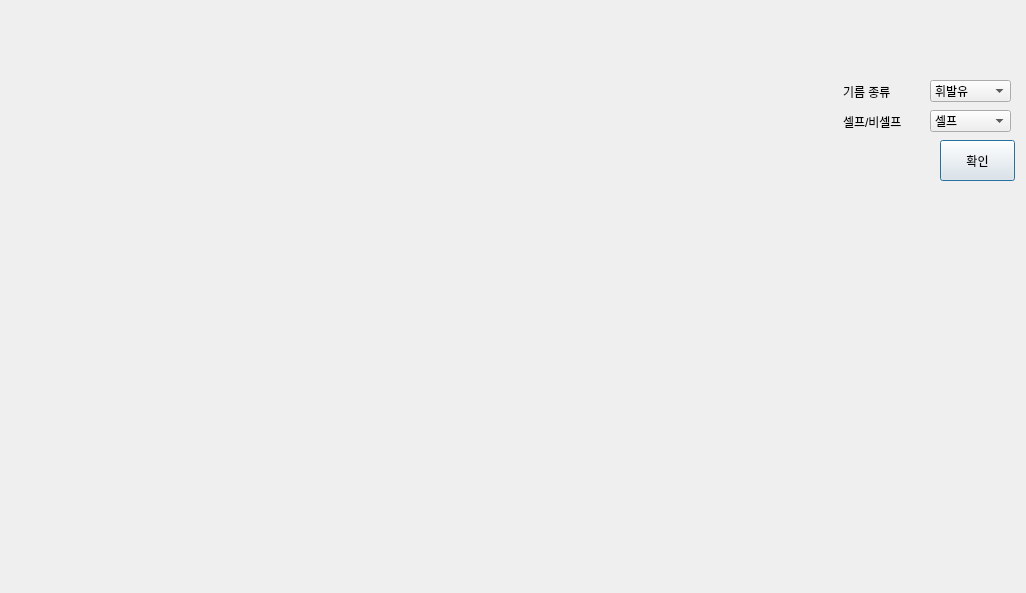
wbsim12/oilProject, file ui/oil_stat.ui: the form before one commit.
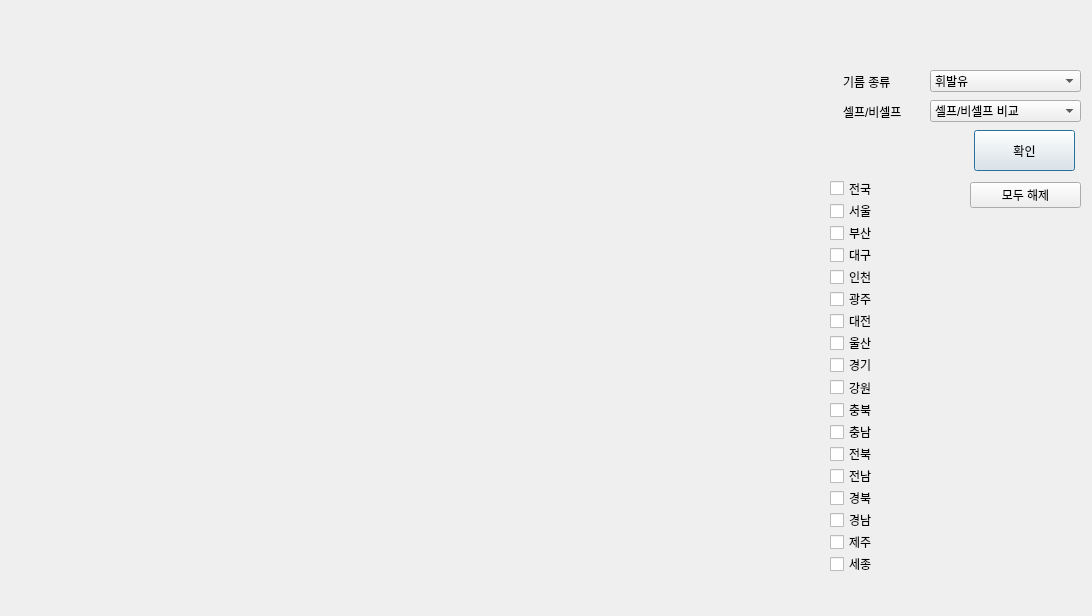
The form after the commit.

Diff of the .ui file:
```diff
--- a/ui/oil_stat.ui
+++ b/ui/oil_stat.ui
@@ -6,8 +6,8 @@
    <rect>
     <x>0</x>
     <y>0</y>
-    <width>1026</width>
-    <height>593</height>
+    <width>1092</width>
+    <height>616</height>
    </rect>
   </property>
   <property name="windowTitle">
@@ -19,7 +19,7 @@
      <x>10</x>
      <y>70</y>
      <width>811</width>
-     <height>511</height>
+     <height>531</height>
     </rect>
    </property>
    <layout class="QVBoxLayout" name="Graph"/>
@@ -28,8 +28,8 @@
    <property name="geometry">
     <rect>
      <x>930</x>
-     <y>80</y>
-     <width>81</width>
+     <y>70</y>
+     <width>151</width>
      <height>22</height>
     </rect>
    </property>
@@ -48,7 +48,7 @@
    <property name="geometry">
     <rect>
      <x>843</x>
-     <y>82</y>
+     <y>72</y>
      <width>71</width>
      <height>20</height>
     </rect>
@@ -61,7 +61,7 @@
    <property name="geometry">
     <rect>
      <x>843</x>
-     <y>112</y>
+     <y>102</y>
      <width>71</width>
      <height>20</height>
     </rect>
@@ -74,11 +74,16 @@
    <property name="geometry">
     <rect>
      <x>930</x>
-     <y>110</y>
-     <width>81</width>
+     <y>100</y>
+     <width>151</width>
      <height>22</height>
     </rect>
    </property>
+   <item>
+    <property name="text">
+     <string>셀프/비셀프 비교</string>
+    </property>
+   </item>
    <item>
     <property name="text">
      <string>셀프</string>
@@ -93,9 +98,9 @@
   <widget class="QPushButton" name="pushButton">
    <property name="geometry">
     <rect>
-     <x>940</x>
-     <y>140</y>
-     <width>75</width>
+     <x>974</x>
+     <y>130</y>
+     <width>101</width>
      <height>41</height>
     </rect>
    </property>
@@ -103,13 +108,170 @@
     <string>확인</string>
    </property>
   </widget>
-  <widget class="QLabel" name="explanation">
+  <widget class="QWidget" name="verticalLayoutWidget_2">
    <property name="geometry">
     <rect>
      <x>830</x>
-     <y>200</y>
-     <width>181</width>
-     <height>381</height>
+     <y>180</y>
+     <width>131</width>
+     <height>392</height>
+    </rect>
+   </property>
+   <layout class="QVBoxLayout" name="verticalLayout">
+    <item>
+     <widget class="QCheckBox" name="checkBox_1">
+      <property name="text">
+       <string>전국</string>
+      </property>
+     </widget>
+    </item>
+    <item>
+     <widget class="QCheckBox" name="checkBox_2">
+      <property name="text">
+       <string>서울</string>
+      </property>
+     </widget>
+    </item>
+    <item>
+     <widget class="QCheckBox" name="checkBox_3">
+      <property name="text">
+       <string>부산</string>
+      </property>
+     </widget>
+    </item>
+    <item>
+     <widget class="QCheckBox" name="checkBox_4">
+      <property name="text">
+       <string>대구</string>
+      </property>
+     </widget>
+    </item>
+    <item>
+     <widget class="QCheckBox" name="checkBox_5">
+      <property name="text">
+       <string>인천</string>
+      </property>
+     </widget>
+    </item>
+    <item>
+     <widget class="QCheckBox" name="checkBox_6">
+      <property name="text">
+       <string>광주</string>
+      </property>
+     </widget>
+    </item>
+    <item>
+     <widget class="QCheckBox" name="checkBox_7">
+      <property name="text">
+       <string>대전</string>
+      </property>
+     </widget>
+    </item>
+    <item>
+     <widget class="QCheckBox" name="checkBox_8">
+      <property name="text">
+       <string>울산</string>
+      </property>
+     </widget>
+    </item>
+    <item>
+     <widget class="QCheckBox" name="checkBox_9">
+      <property name="text">
+       <string>경기</string>
+      </property>
+     </widget>
+    </item>
+    <item>
+     <widget class="QCheckBox" name="checkBox_10">
+      <property name="text">
+       <string>강원</string>
+      </property>
+     </widget>
+    </item>
+    <item>
+     <widget class="QCheckBox" name="checkBox_11">
+      <property name="text">
+       <string>충북</string>
+      </property>
+     </widget>
+    </item>
+    <item>
+     <widget class="QCheckBox" name="checkBox_12">
+      <property name="text">
+       <string>충남</string>
+      </property>
+     </widget>
+    </item>
+    <item>
+     <widget class="QCheckBox" name="checkBox_13">
+      <property name="text">
+       <string>전북</string>
+      </property>
+     </widget>
+    </item>
+    <item>
+     <widget class="QCheckBox" name="checkBox_14">
+      <property name="text">
+       <string>전남</string>
+      </property>
+     </widget>
+    </item>
+    <item>
+     <widget class="QCheckBox" name="checkBox_15">
+      <property name="text">
+       <string>경북</string>
+      </property>
+     </widget>
+    </item>
+    <item>
+     <widget class="QCheckBox" name="checkBox_16">
+      <property name="text">
+       <string>경남</string>
+      </property>
+     </widget>
+    </item>
+    <item>
+     <widget class="QCheckBox" name="checkBox_17">
+      <property name="text">
+       <string>제주</string>
+      </property>
+     </widget>
+    </item>
+    <item>
+     <widget class="QCheckBox" name="checkBox_18">
+      <property name="text">
+       <string>세종</string>
+      </property>
+     </widget>
+    </item>
+   </layout>
+  </widget>
+  <widget class="QWidget" name="verticalLayoutWidget_3">
+   <property name="geometry">
+    <rect>
+     <x>970</x>
+     <y>180</y>
+     <width>111</width>
+     <height>31</height>
+    </rect>
+   </property>
+   <layout class="QVBoxLayout" name="verticalLayout_2">
+    <item>
+     <widget class="QPushButton" name="unselect_all">
+      <property name="text">
+       <string>모두 해제</string>
+      </property>
+     </widget>
+    </item>
+   </layout>
+  </widget>
+  <widget class="QLabel" name="explanation">
+   <property name="geometry">
+    <rect>
+     <x>840</x>
+     <y>40</y>
+     <width>241</width>
+     <height>21</height>
     </rect>
    </property>
    <property name="text">
```
